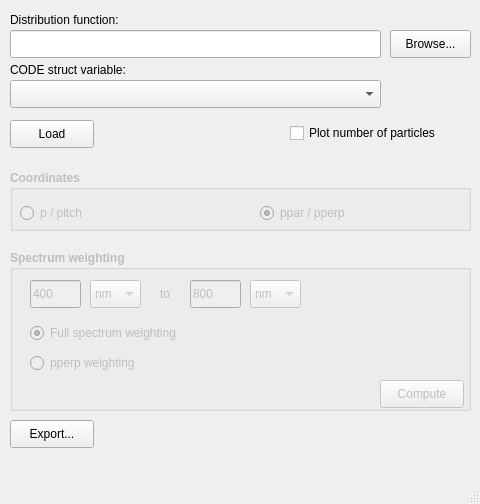
hoppe93/codeviz, file ui/main.ui: the form before one commit.
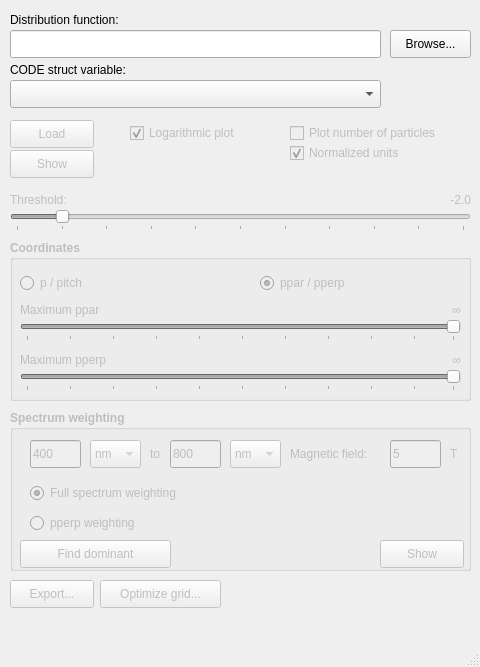
The form after the commit.

Diff of the .ui file:
```diff
--- a/ui/main.ui
+++ b/ui/main.ui
@@ -7,7 +7,7 @@
     <x>0</x>
     <y>0</y>
     <width>480</width>
-    <height>504</height>
+    <height>667</height>
    </rect>
   </property>
   <property name="windowTitle">
@@ -51,6 +51,9 @@
     </property>
    </widget>
    <widget class="QPushButton" name="btnLoad">
+    <property name="enabled">
+     <bool>false</bool>
+    </property>
     <property name="geometry">
      <rect>
       <x>10</x>
@@ -87,6 +90,9 @@
     </property>
    </widget>
    <widget class="QCheckBox" name="cbPlotParticles">
+    <property name="enabled">
+     <bool>false</bool>
+    </property>
     <property name="geometry">
      <rect>
       <x>290</x>
@@ -106,9 +112,9 @@
     <property name="geometry">
      <rect>
       <x>10</x>
-      <y>170</y>
+      <y>240</y>
       <width>461</width>
-      <height>61</height>
+      <height>161</height>
      </rect>
     </property>
     <property name="font">
@@ -164,6 +170,144 @@
       <bool>true</bool>
      </property>
     </widget>
+    <widget class="QSlider" name="hsParam1">
+     <property name="geometry">
+      <rect>
+       <x>10</x>
+       <y>80</y>
+       <width>441</width>
+       <height>21</height>
+      </rect>
+     </property>
+     <property name="minimum">
+      <number>1</number>
+     </property>
+     <property name="maximum">
+      <number>100</number>
+     </property>
+     <property name="value">
+      <number>100</number>
+     </property>
+     <property name="orientation">
+      <enum>Qt::Horizontal</enum>
+     </property>
+     <property name="tickPosition">
+      <enum>QSlider::TicksBelow</enum>
+     </property>
+     <property name="tickInterval">
+      <number>10</number>
+     </property>
+    </widget>
+    <widget class="QLabel" name="lblHsParam1">
+     <property name="geometry">
+      <rect>
+       <x>10</x>
+       <y>60</y>
+       <width>171</width>
+       <height>20</height>
+      </rect>
+     </property>
+     <property name="font">
+      <font>
+       <weight>50</weight>
+       <bold>false</bold>
+      </font>
+     </property>
+     <property name="text">
+      <string>Maximum ppar</string>
+     </property>
+    </widget>
+    <widget class="QLabel" name="lblHsParam2">
+     <property name="geometry">
+      <rect>
+       <x>10</x>
+       <y>110</y>
+       <width>171</width>
+       <height>20</height>
+      </rect>
+     </property>
+     <property name="font">
+      <font>
+       <weight>50</weight>
+       <bold>false</bold>
+      </font>
+     </property>
+     <property name="text">
+      <string>Maximum pperp</string>
+     </property>
+    </widget>
+    <widget class="QSlider" name="hsParam2">
+     <property name="geometry">
+      <rect>
+       <x>10</x>
+       <y>130</y>
+       <width>441</width>
+       <height>21</height>
+      </rect>
+     </property>
+     <property name="minimum">
+      <number>1</number>
+     </property>
+     <property name="maximum">
+      <number>100</number>
+     </property>
+     <property name="value">
+      <number>100</number>
+     </property>
+     <property name="orientation">
+      <enum>Qt::Horizontal</enum>
+     </property>
+     <property name="tickPosition">
+      <enum>QSlider::TicksBelow</enum>
+     </property>
+     <property name="tickInterval">
+      <number>10</number>
+     </property>
+    </widget>
+    <widget class="QLabel" name="lblMaxParam1">
+     <property name="geometry">
+      <rect>
+       <x>270</x>
+       <y>60</y>
+       <width>181</width>
+       <height>20</height>
+      </rect>
+     </property>
+     <property name="font">
+      <font>
+       <weight>50</weight>
+       <bold>false</bold>
+      </font>
+     </property>
+     <property name="text">
+      <string>∞</string>
+     </property>
+     <property name="alignment">
+      <set>Qt::AlignRight|Qt::AlignTrailing|Qt::AlignVCenter</set>
+     </property>
+    </widget>
+    <widget class="QLabel" name="lblMaxParam2">
+     <property name="geometry">
+      <rect>
+       <x>270</x>
+       <y>110</y>
+       <width>181</width>
+       <height>20</height>
+      </rect>
+     </property>
+     <property name="font">
+      <font>
+       <weight>50</weight>
+       <bold>false</bold>
+      </font>
+     </property>
+     <property name="text">
+      <string>∞</string>
+     </property>
+     <property name="alignment">
+      <set>Qt::AlignRight|Qt::AlignTrailing|Qt::AlignVCenter</set>
+     </property>
+    </widget>
    </widget>
    <widget class="QGroupBox" name="gbSWeighting">
     <property name="enabled">
@@ -172,7 +316,7 @@
     <property name="geometry">
      <rect>
       <x>10</x>
-      <y>250</y>
+      <y>410</y>
       <width>461</width>
       <height>161</height>
      </rect>
@@ -189,7 +333,7 @@
     <widget class="QLineEdit" name="tbLambda2">
      <property name="geometry">
       <rect>
-       <x>180</x>
+       <x>160</x>
        <y>30</y>
        <width>51</width>
        <height>28</height>
@@ -208,7 +352,7 @@
     <widget class="QComboBox" name="cbLambda2Unit">
      <property name="geometry">
       <rect>
-       <x>240</x>
+       <x>220</x>
        <y>30</y>
        <width>51</width>
        <height>28</height>
@@ -255,7 +399,7 @@
     <widget class="QLabel" name="label_5">
      <property name="geometry">
       <rect>
-       <x>150</x>
+       <x>140</x>
        <y>30</y>
        <width>21</width>
        <height>28</height>
@@ -394,15 +538,94 @@
       </font>
      </property>
      <property name="text">
-      <string>Compute</string>
+      <string>Show</string>
+     </property>
+    </widget>
+    <widget class="QLabel" name="label_3">
+     <property name="geometry">
+      <rect>
+       <x>280</x>
+       <y>30</y>
+       <width>101</width>
+       <height>28</height>
+      </rect>
+     </property>
+     <property name="font">
+      <font>
+       <weight>50</weight>
+       <bold>false</bold>
+      </font>
+     </property>
+     <property name="text">
+      <string>Magnetic field:</string>
+     </property>
+    </widget>
+    <widget class="QLineEdit" name="tbMagField">
+     <property name="geometry">
+      <rect>
+       <x>380</x>
+       <y>30</y>
+       <width>51</width>
+       <height>28</height>
+      </rect>
+     </property>
+     <property name="font">
+      <font>
+       <weight>50</weight>
+       <bold>false</bold>
+      </font>
+     </property>
+     <property name="text">
+      <string>5</string>
+     </property>
+    </widget>
+    <widget class="QLabel" name="label_4">
+     <property name="geometry">
+      <rect>
+       <x>440</x>
+       <y>30</y>
+       <width>16</width>
+       <height>28</height>
+      </rect>
+     </property>
+     <property name="font">
+      <font>
+       <weight>50</weight>
+       <bold>false</bold>
+      </font>
+     </property>
+     <property name="text">
+      <string>T</string>
+     </property>
+    </widget>
+    <widget class="QPushButton" name="btnDominate">
+     <property name="geometry">
+      <rect>
+       <x>10</x>
+       <y>130</y>
+       <width>151</width>
+       <height>28</height>
+      </rect>
+     </property>
+     <property name="font">
+      <font>
+       <weight>50</weight>
+       <bold>false</bold>
+      </font>
+     </property>
+     <property name="text">
+      <string>Find dominant</string>
      </property>
     </widget>
    </widget>
-   <widget class="QPushButton" name="pushButton">
+   <widget class="QPushButton" name="btnExport">
+    <property name="enabled">
+     <bool>false</bool>
+    </property>
     <property name="geometry">
      <rect>
       <x>10</x>
-      <y>420</y>
+      <y>580</y>
       <width>84</width>
       <height>28</height>
      </rect>
@@ -411,6 +634,142 @@
      <string>Export...</string>
     </property>
    </widget>
+   <widget class="QCheckBox" name="cbNormalizedUnits">
+    <property name="enabled">
+     <bool>false</bool>
+    </property>
+    <property name="geometry">
+     <rect>
+      <x>290</x>
+      <y>140</y>
+      <width>181</width>
+      <height>26</height>
+     </rect>
+    </property>
+    <property name="text">
+     <string>Normalized units</string>
+    </property>
+    <property name="checked">
+     <bool>true</bool>
+    </property>
+   </widget>
+   <widget class="QCheckBox" name="cbLogarithmic">
+    <property name="enabled">
+     <bool>false</bool>
+    </property>
+    <property name="geometry">
+     <rect>
+      <x>130</x>
+      <y>120</y>
+      <width>131</width>
+      <height>26</height>
+     </rect>
+    </property>
+    <property name="text">
+     <string>Logarithmic plot</string>
+    </property>
+    <property name="checked">
+     <bool>true</bool>
+    </property>
+   </widget>
+   <widget class="QPushButton" name="btnShowPlot">
+    <property name="enabled">
+     <bool>false</bool>
+    </property>
+    <property name="geometry">
+     <rect>
+      <x>10</x>
+      <y>150</y>
+      <width>84</width>
+      <height>28</height>
+     </rect>
+    </property>
+    <property name="text">
+     <string>Show</string>
+    </property>
+   </widget>
+   <widget class="QSlider" name="hsThreshold">
+    <property name="enabled">
+     <bool>false</bool>
+    </property>
+    <property name="geometry">
+     <rect>
+      <x>10</x>
+      <y>210</y>
+      <width>461</width>
+      <height>21</height>
+     </rect>
+    </property>
+    <property name="minimum">
+     <number>0</number>
+    </property>
+    <property name="maximum">
+     <number>100</number>
+    </property>
+    <property name="value">
+     <number>10</number>
+    </property>
+    <property name="orientation">
+     <enum>Qt::Horizontal</enum>
+    </property>
+    <property name="tickPosition">
+     <enum>QSlider::TicksBelow</enum>
+    </property>
+    <property name="tickInterval">
+     <number>10</number>
+    </property>
+   </widget>
+   <widget class="QLabel" name="label_6">
+    <property name="enabled">
+     <bool>false</bool>
+    </property>
+    <property name="geometry">
+     <rect>
+      <x>10</x>
+      <y>190</y>
+      <width>81</width>
+      <height>20</height>
+     </rect>
+    </property>
+    <property name="text">
+     <string>Threshold:</string>
+    </property>
+   </widget>
+   <widget class="QLabel" name="lblThreshold">
+    <property name="enabled">
+     <bool>false</bool>
+    </property>
+    <property name="geometry">
+     <rect>
+      <x>300</x>
+      <y>190</y>
+      <width>171</width>
+      <height>20</height>
+     </rect>
+    </property>
+    <property name="text">
+     <string>-2.0</string>
+    </property>
+    <property name="alignment">
+     <set>Qt::AlignRight|Qt::AlignTrailing|Qt::AlignVCenter</set>
+    </property>
+   </widget>
+   <widget class="QPushButton" name="btnOptimize">
+    <property name="enabled">
+     <bool>false</bool>
+    </property>
+    <property name="geometry">
+     <rect>
+      <x>100</x>
+      <y>580</y>
+      <width>121</width>
+      <height>28</height>
+     </rect>
+    </property>
+    <property name="text">
+     <string>Optimize grid...</string>
+    </property>
+   </widget>
    <zorder>gbCoordinates</zorder>
    <zorder>gbSWeighting</zorder>
    <zorder>label</zorder>
```
Left out of the diff: 9 changed lines with no effect on the pictures.
